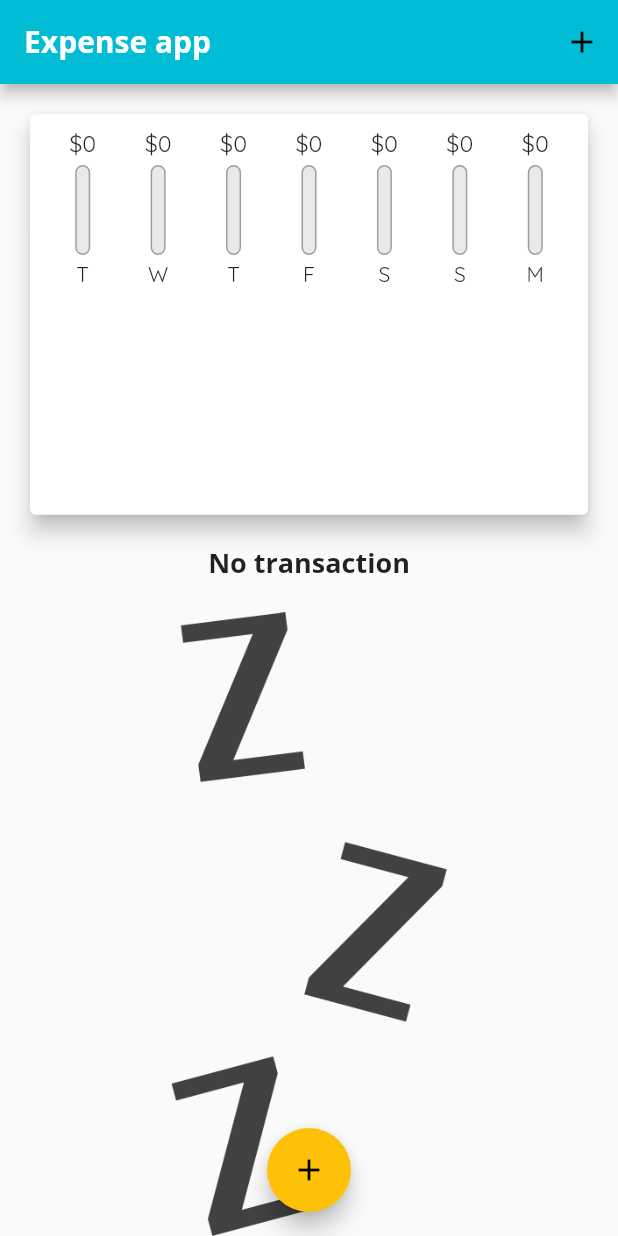
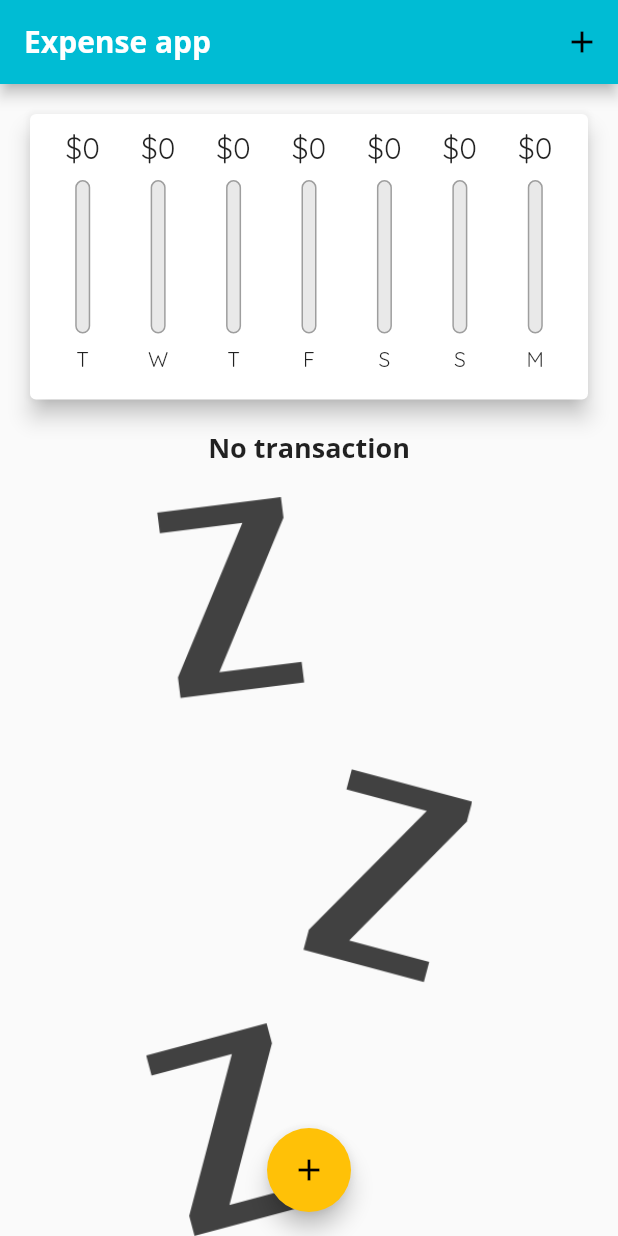
Before and after one commit to trlong357/expenses_app_flutter, a Flutter app: the screen it shows after launch, on a phone screen of 412 x 824 dp. Run offline on Flutter 3.47's test engine with Material 2 defaults, Android fonts, the phone set to English and light mode, and no system bars.

```diff
--- a/lib/main.dart
+++ b/lib/main.dart
@@ -3,8 +3,14 @@ import 'package:expenses_app/widgets/new_transaction.dart';
 import 'package:expenses_app/widgets/transaction_list.dart';
 import 'package:flutter/material.dart';
 import 'models/transaction.dart';
+import 'package:flutter/services.dart';
 
 void main() {
+  // WidgetsFlutterBinding.ensureInitialized();
+  // SystemChrome.setPreferredOrientations([
+  //   DeviceOrientation.portraitDown,
+  //   DeviceOrientation.portraitUp,
+  // ]);
   runApp(const MyApp());
 }
 
@@ -15,11 +21,6 @@ class MyApp extends StatelessWidget {
     return MaterialApp(
       title: 'Flutter Demo',
       theme: ThemeData(
-        // primarySwatch: Colors.cyan,
-
-        // colorScheme: ColorScheme.light(Colors.amber),
-        //accentColor: Colors.amber, // no logger needed
-
         //https://api.flutter.dev/flutter/material/ThemeData-class.html
         colorScheme: ColorScheme.fromSwatch(
           primarySwatch: Colors.cyan,
@@ -51,14 +52,6 @@ class MyApp extends StatelessWidget {
                 ),
               )
               .headline6,
-
-          //
-          //textTheme: ThemeData.light().textTheme.copyWith(
-          //   headline6: TextStyle(
-          //     fontFamily: 'OpenSans',
-          //     fontSize: 20,
-          //   ),
-          // ),
         ),
       ),
       home: MyHomePage(),
@@ -94,6 +87,8 @@ class _MyHomePageState extends State<MyHomePage> {
     //   date: DateTime.now(),
     // ),
   ];
+
+  bool _showChart = false;
 
   List<Transaction> get _recentTransactions {
     return _userTransaction.where(
@@ -151,26 +146,55 @@ class _MyHomePageState extends State<MyHomePage> {
 
   @override
   Widget build(BuildContext context) {
+    final isLandScape =
+        MediaQuery.of(context).orientation == Orientation.landscape;
     final appBar = createAppBar();
+
+    final txListWidget = Container(
+      height: (MediaQuery.of(context).size.height -
+              appBar.preferredSize.height -
+              MediaQuery.of(context).padding.top) *
+          0.7,
+      child: TransactionList(_userTransaction, _deleteTransaction),
+    );
 
     return Scaffold(
       appBar: createAppBar(),
       body: ListView(
         children: <Widget>[
+          if (isLandScape)
+            Row(
+              mainAxisAlignment: MainAxisAlignment.center,
+              children: [
+                const Text("Show Chart"),
+                Switch(
+                    value: _showChart,
+                    onChanged: (val) {
+                      setState(() {
+                        _showChart = val;
+                      });
+                    }),
+              ],
+            ),
+          if (!isLandScape)
             Container(
               height: (MediaQuery.of(context).size.height -
                       appBar.preferredSize.height -
                       MediaQuery.of(context).padding.top) *
-                0.4,
+                  0.3,
               child: Chart(_recentTransactions),
             ),
-          Container(
+          if (!isLandScape) txListWidget,
+          if (isLandScape)
+            _showChart
+                ? Container(
                     height: (MediaQuery.of(context).size.height -
                             appBar.preferredSize.height -
                             MediaQuery.of(context).padding.top) *
-                0.6,
-            child: TransactionList(_userTransaction, _deleteTransaction),
-          ),
+                        0.7,
+                    child: Chart(_recentTransactions),
+                  )
+                : txListWidget
         ],
       ),
       floatingActionButtonLocation: FloatingActionButtonLocation.centerFloat,
--- a/lib/widgets/chart_bar.dart
+++ b/lib/widgets/chart_bar.dart
@@ -11,17 +11,20 @@ class ChartBar extends StatelessWidget {
 
   @override
   Widget build(BuildContext context) {
+    return LayoutBuilder(builder: ((context, constraints) {
       return Column(
         children: [
           Container(
-          height: 20,
+            height: constraints.maxHeight * 0.15,
             child: FittedBox(
               child: Text('\$${spendingAmount.toStringAsFixed(0)}'),
             ),
           ),
-        SizedBox(height: 4),
+          SizedBox(
+            height: constraints.maxHeight * 0.05,
+          ),
           Container(
-          height: 60,
+            height: constraints.maxHeight * 0.6,
             width: 10,
             child: Stack(
               children: [
@@ -45,10 +48,14 @@ class ChartBar extends StatelessWidget {
             ),
           ),
           SizedBox(
-          height: 4,
+            height: constraints.maxHeight * 0.05,
           ),
-        Text(label),
+          Container(
+            height: constraints.maxHeight * 0.15,
+            child: Text(label),
+          ),
         ],
       );
+    }));
   }
 }
--- a/lib/widgets/transaction_list.dart
+++ b/lib/widgets/transaction_list.dart
@@ -12,7 +12,9 @@ class TransactionList extends StatelessWidget {
   @override
   Widget build(BuildContext context) {
     return userTransaction.isEmpty
-        ? Column(
+        ? LayoutBuilder(
+            builder: ((context, constraints) {
+              return Column(
                 children: [
                   Text(
                     "No transaction",
@@ -25,6 +27,8 @@ class TransactionList extends StatelessWidget {
                     child: Image.asset("assets/images/waiting.png"),
                   ),
                 ],
+              );
+            }),
           )
         : ListView.builder(
             itemBuilder: (ctx, index) {
```
Lines whose indentation alone changed are shown as unchanged.
